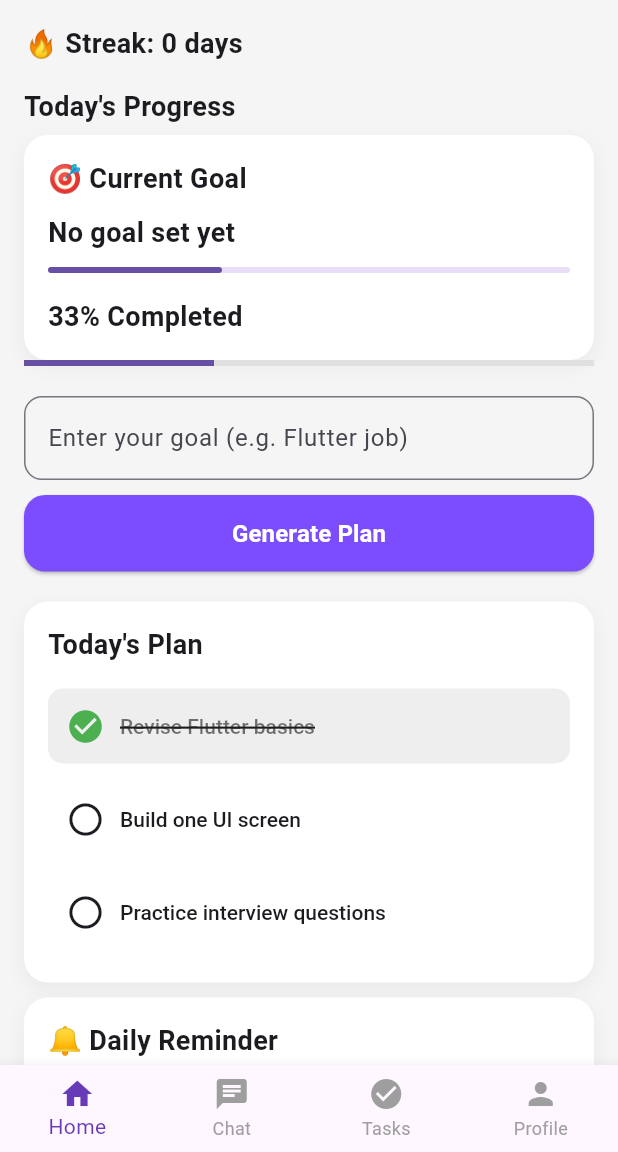
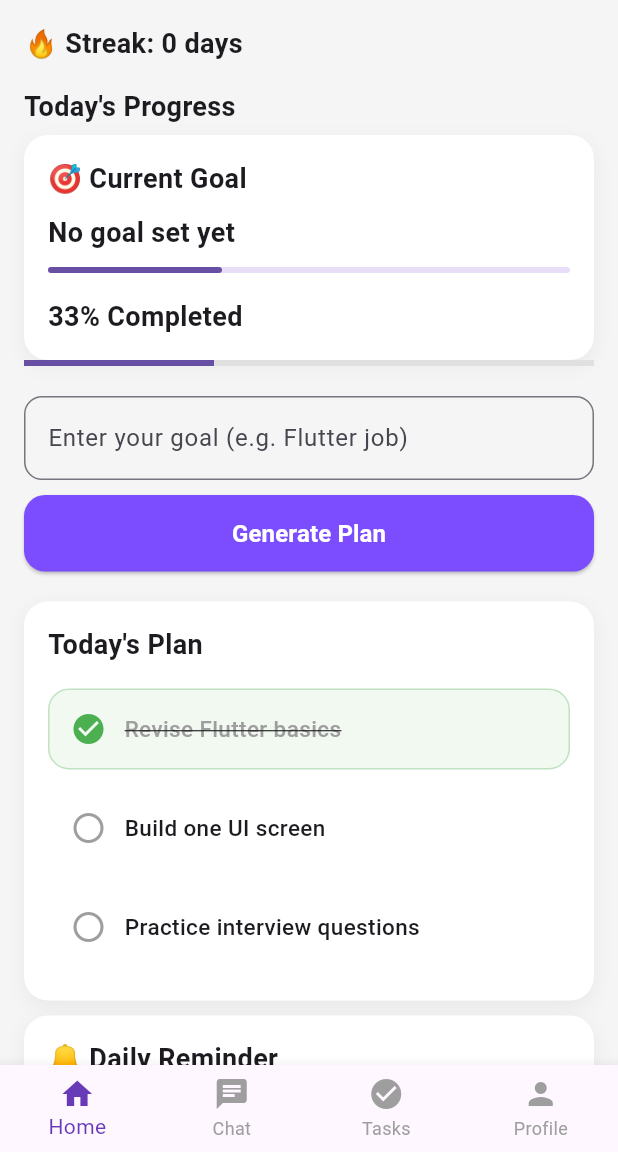
Before and after one commit to Krupa10/levelup-ai-app, a Flutter app: the screen it shows after launch, after a tap on "Revise Flutter basics", on a phone screen of 412 x 824 dp, the part 84-1236 px from its top. Run offline on Flutter 3.47's test engine with Material 3 defaults, Android fonts, the phone set to English and light mode, and no system bars; our stand-ins replace flutter_local_notifications, shared_preferences, timezone.

Commit message:
Created reusable and theme-aware TaskTile component with improved widget flexibility

```diff
--- a/lib/core/widgets/custom_button.dart
+++ b/lib/core/widgets/custom_button.dart
@@ -2,12 +2,19 @@ import 'package:flutter/material.dart';
 
 class CustomButton extends StatelessWidget {
   final String text;
+
   final VoidCallback onPressed;
+
+  final Color? backgroundColor;
+
+  final Color? textColor;
 
   const CustomButton({
     super.key,
     required this.text,
     required this.onPressed,
+    this.backgroundColor,
+    this.textColor,
   });
 
   @override
@@ -19,6 +26,12 @@ class CustomButton extends StatelessWidget {
         onPressed: onPressed,
 
         style: ElevatedButton.styleFrom(
+          backgroundColor:
+          backgroundColor,
+
+          foregroundColor:
+          textColor,
+
           padding:
           const EdgeInsets.symmetric(
             vertical: 14,
@@ -33,6 +46,7 @@ class CustomButton extends StatelessWidget {
 
         child: Text(
           text,
+
           style: const TextStyle(
             fontSize: 16,
             fontWeight: FontWeight.w600,
--- a/lib/core/widgets/modern_card.dart
+++ b/lib/core/widgets/modern_card.dart
@@ -2,12 +2,19 @@ import 'package:flutter/material.dart';
 
 class ModernCard extends StatelessWidget {
   final Widget child;
+
   final EdgeInsetsGeometry? padding;
+
+  final Color? color;
+
+  final double borderRadius;
 
   const ModernCard({
     super.key,
     required this.child,
     this.padding,
+    this.color,
+    this.borderRadius = 16,
   });
 
   @override
@@ -20,10 +27,14 @@ class ModernCard extends StatelessWidget {
           const EdgeInsets.all(16),
 
       decoration: BoxDecoration(
-        color: Theme.of(context).cardColor,
+        color:
+        color ??
+            Theme.of(context).cardColor,
 
         borderRadius:
-        BorderRadius.circular(16),
+        BorderRadius.circular(
+          borderRadius,
+        ),
 
         boxShadow: [
           BoxShadow(
@@ -31,6 +42,7 @@ class ModernCard extends StatelessWidget {
             Colors.black.withOpacity(0.05),
 
             blurRadius: 10,
+
             offset: const Offset(0, 4),
           ),
         ],
--- a/lib/core/widgets/section_title.dart
+++ b/lib/core/widgets/section_title.dart
@@ -3,9 +3,12 @@ import 'package:flutter/material.dart';
 class SectionTitle extends StatelessWidget {
   final String title;
 
+  final double fontSize;
+
   const SectionTitle({
     super.key,
     required this.title,
+    this.fontSize = 18,
   });
 
   @override
@@ -13,8 +16,8 @@ class SectionTitle extends StatelessWidget {
     return Text(
       title,
 
-      style: const TextStyle(
-        fontSize: 18,
+      style: TextStyle(
+        fontSize: fontSize,
         fontWeight: FontWeight.bold,
       ),
     );
--- /dev/null
+++ b/lib/core/widgets/task_tile.dart
@@ -0,0 +1,102 @@
+import 'package:flutter/material.dart';
+
+class TaskTile extends StatelessWidget {
+  final String title;
+
+  final bool isDone;
+
+  final VoidCallback onTap;
+
+  const TaskTile({
+    super.key,
+    required this.title,
+    required this.isDone,
+    required this.onTap,
+  });
+
+  @override
+  Widget build(BuildContext context) {
+    return GestureDetector(
+      onTap: onTap,
+
+      child: AnimatedContainer(
+        duration:
+        const Duration(milliseconds: 250),
+
+        margin:
+        const EdgeInsets.symmetric(
+          vertical: 6,
+        ),
+
+        padding:
+        const EdgeInsets.all(14),
+
+        decoration: BoxDecoration(
+          color: isDone
+              ? Colors.green.withOpacity(0.08)
+              : Theme.of(context).cardColor,
+
+          borderRadius:
+          BorderRadius.circular(14),
+
+          border: Border.all(
+            color: isDone
+                ? Colors.green
+                .withOpacity(0.3)
+                : Colors.transparent,
+          ),
+        ),
+
+        child: Row(
+          children: [
+            AnimatedSwitcher(
+              duration:
+              const Duration(
+                milliseconds: 250,
+              ),
+
+              child: Icon(
+                isDone
+                    ? Icons.check_circle
+                    : Icons.circle_outlined,
+
+                key: ValueKey(isDone),
+
+                color: isDone
+                    ? Colors.green
+                    : Colors.grey,
+              ),
+            ),
+
+            const SizedBox(width: 12),
+
+            Expanded(
+              child: Text(
+                title,
+
+                style: TextStyle(
+                  fontSize: 15,
+
+                  fontWeight:
+                  FontWeight.w500,
+
+                  decoration: isDone
+                      ? TextDecoration
+                      .lineThrough
+                      : TextDecoration.none,
+
+                  color: isDone
+                      ? Colors.grey
+                      : Theme.of(context)
+                      .textTheme
+                      .bodyLarge
+                      ?.color,
+                ),
+              ),
+            ),
+          ],
+        ),
+      ),
+    );
+  }
+}
--- a/lib/features/dashboard/presentation/home_screen.dart
+++ b/lib/features/dashboard/presentation/home_screen.dart
@@ -5,6 +5,7 @@ import '../../../services/notification_service.dart';
 import '../../../core/widgets/modern_card.dart';
 import '../../../core/widgets/custom_button.dart';
 import '../../../core/widgets/section_title.dart';
+import '../../../core/widgets/task_tile.dart';
 
 class HomeScreen extends StatefulWidget {
   final Function(int) onStreakUpdated;
@@ -301,87 +302,54 @@ class _HomeScreenState extends State<HomeScreen> {
                       shrinkWrap: true,
                       physics: NeverScrollableScrollPhysics(),
                       children: todayPlan.map((item) {
-                        return GestureDetector(
+                        return TaskTile(
+                          title: item["task"],
+
+                          isDone: item["done"],
+
                           onTap: () {
                             setState(() {
-                              item["done"] = !item["done"];
 
-                              bool allDoneNow = todayPlan.every(
+                              // toggle task
+                              item["done"] =
+                              !item["done"];
+
+                              // check if all tasks completed
+                              bool allDoneNow =
+                              todayPlan.every(
                                     (t) => t["done"],
                               );
 
-                              if (allDoneNow && !todayCompleted) {
+                              // streak update
+                              if (allDoneNow &&
+                                  !todayCompleted) {
+
                                 streak++;
+
                                 todayCompleted = true;
 
                                 saveStreak();
+
                                 saveHistory();
-                                widget.onStreakUpdated(streak);
+
+                                widget.onStreakUpdated(
+                                  streak,
+                                );
                               }
+
+                              // save updated task state
                               savePlan();
+
+                              // update goal progress
+                              goalProgress =
+                                  calculateGoalProgress();
                             });
-                            widget.onTasksUpdated(todayPlan);
-                            goalProgress = calculateGoalProgress();
+
+                            // update task screen
+                            widget.onTasksUpdated(
+                              todayPlan,
+                            );
                           },
-                          //checkbox
-                          child: AnimatedContainer(
-                            duration: const Duration(milliseconds: 300),
-                            margin: const EdgeInsets.symmetric(vertical: 6),
-                            padding: const EdgeInsets.all(12),
-                            decoration: BoxDecoration(
-                              color: item["done"]
-                                  ? Colors.grey.shade200
-                                  : Theme.of(context).cardColor,
-                              borderRadius: BorderRadius.circular(10),
-                            ),
-                            child: Row(
-                              children: [
-                                AnimatedSwitcher(
-                                  duration: const Duration(milliseconds: 300),
-                                  transitionBuilder: (child, animation) {
-                                    return ScaleTransition(
-                                      scale: animation,
-                                      child: child,
-                                    );
-                                  },
-                                  child: Icon(
-                                    item["done"]
-                                        ? Icons.check_circle
-                                        : Icons.circle_outlined,
-                                    key: ValueKey(item["done"]),
-                                    color: item["done"]
-                                        ? Colors.green
-                                        : Theme.of(
-                                      context,
-                                    ).textTheme.bodySmall?.color,
-                                    size: 26,
-                                  ),
-                                ),
-
-                                const SizedBox(width: 10),
-
-                                AnimatedDefaultTextStyle(
-                                  duration: const Duration(milliseconds: 300),
-                                  style: TextStyle(
-                                    decoration: item["done"]
-                                        ? TextDecoration.lineThrough
-                                        : TextDecoration.none,
-                                    decorationThickness: 2,
-                                    decorationColor: Theme.of(
-                                      context,
-                                    ).textTheme.bodyLarge?.color,
-                                    color: item["done"]
-                                        ? Colors.black54
-                                        : Theme.of(
-                                      context,
-                                    ).textTheme.bodyLarge?.color,
-                                    fontWeight: FontWeight.w500,
-                                  ),
-                                  child: Text(item["task"]),
-                                ),
-                              ],
-                            ),
-                          ),
                         );
                       }).toList(),
                     ),
```
